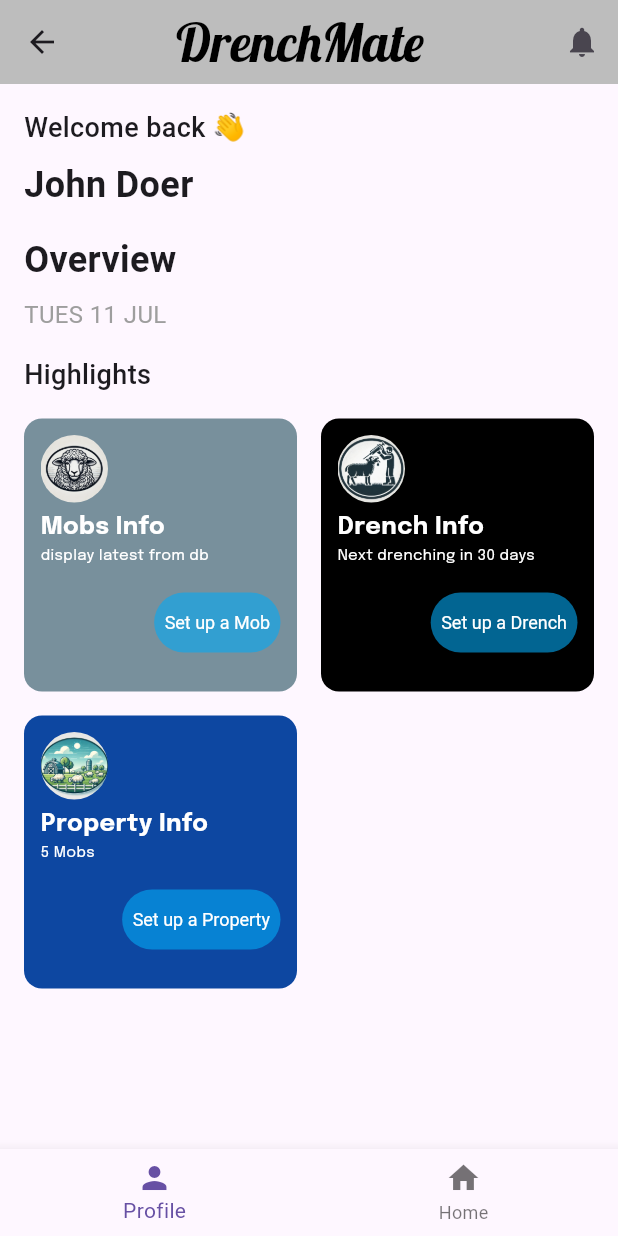
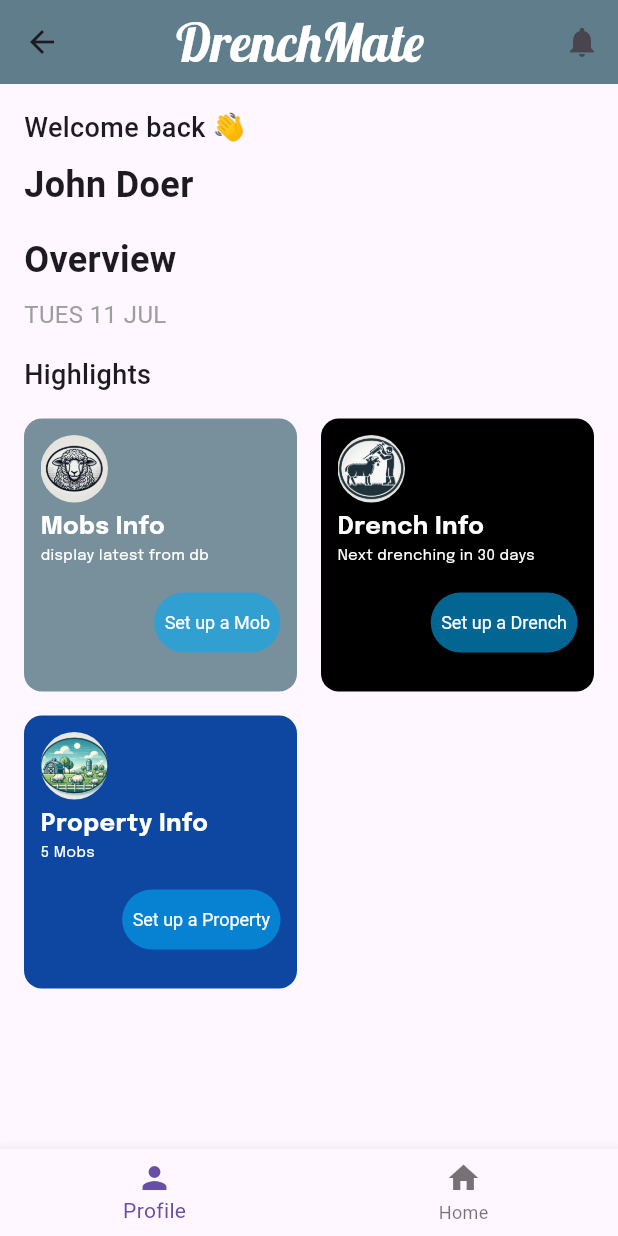
Before and after one commit to mn-nao-ren/drenchmate1017, a Flutter app: the DashboardScreen screen opened by its route, on a phone screen of 412 x 824 dp. Run offline on Flutter 3.47's test engine with Material 3 defaults, Android fonts, the phone set to English and light mode, and no system bars; our stand-ins replace cloud_firestore, firebase_auth, firebase_core, google_fonts, modal_progress_hud_nsn; accounts and stored records are empty.

```diff
--- a/lib/presentation/screens/dashboard_view.dart
+++ b/lib/presentation/screens/dashboard_view.dart
@@ -12,12 +12,13 @@ class DashboardScreen extends StatelessWidget {
   Widget build(BuildContext context) {
     return Scaffold(
       appBar: AppBar(
+        // iconTheme: ,
         title: Text(
           '      DrenchMate',
           style: GoogleFonts.lobster(
-              color: Colors.black, fontSize: 35, fontWeight: FontWeight.w400),
+              color: Colors.white, fontSize: 35, fontWeight: FontWeight.w400),
         ),
-        backgroundColor: Colors.grey.shade400,
+        backgroundColor: Colors.blueGrey.shade500, //Colors.blue.shade900,
         elevation: 0,
         actions: [
           IconButton(
@@ -60,7 +61,8 @@ class DashboardScreen extends StatelessWidget {
                 style: TextStyle(fontSize: 18, fontWeight: FontWeight.w500),
               ),
               const SizedBox(height: 16),
-              GridView.count(
+              SingleChildScrollView(
+                child: GridView.count(
                   crossAxisCount: 2,
                   crossAxisSpacing: 16,
                   mainAxisSpacing: 16,
@@ -99,6 +101,7 @@ class DashboardScreen extends StatelessWidget {
                     ),
                   ],
                 ),
+              ),
             ],
           ),
         ),
```
Also changed, not shown: lib/presentation/components/bottom_navigation_bar.dart (+0 -27 lines). Lines whose indentation alone changed are shown as unchanged.
